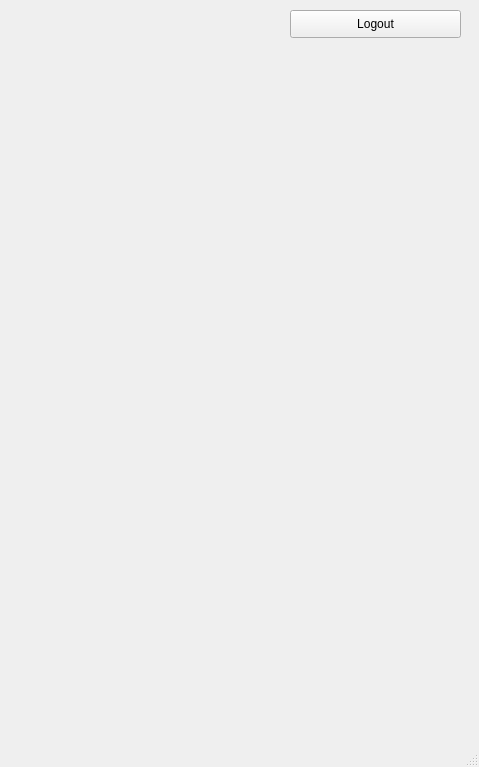
This is SemesterProject/homepage.ui in yuropetuy/Web-Programming-COMPE361 as Qt 5 draws it before an edit. The edited form follows.
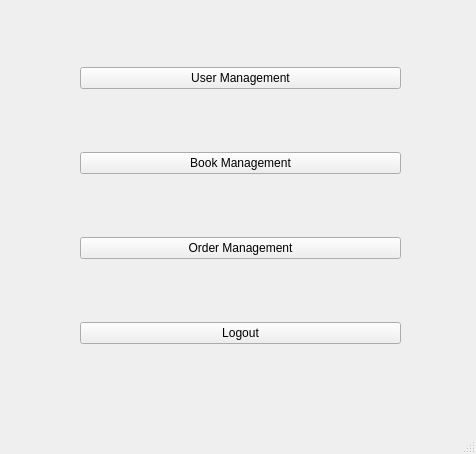
This is the edited form.

Commit message: finished user manager

Patch:
```diff
--- a/SemesterProject/homepage.ui
+++ b/SemesterProject/homepage.ui
@@ -6,26 +6,53 @@
    <rect>
     <x>0</x>
     <y>0</y>
-    <width>479</width>
-    <height>767</height>
+    <width>476</width>
+    <height>454</height>
    </rect>
   </property>
   <property name="windowTitle">
    <string>Homepage</string>
   </property>
   <widget class="QWidget" name="centralwidget">
-   <widget class="QPushButton" name="logout_btn">
+   <widget class="QWidget" name="verticalLayoutWidget">
     <property name="geometry">
      <rect>
-      <x>290</x>
+      <x>80</x>
       <y>10</y>
-      <width>171</width>
-      <height>28</height>
+      <width>321</width>
+      <height>391</height>
      </rect>
     </property>
-    <property name="text">
-     <string>Logout</string>
-    </property>
+    <layout class="QVBoxLayout" name="verticalLayout">
+     <item>
+      <widget class="QPushButton" name="user_btn">
+       <property name="text">
+        <string>User Management</string>
+       </property>
+      </widget>
+     </item>
+     <item>
+      <widget class="QPushButton" name="book_btn">
+       <property name="text">
+        <string>Book Management</string>
+       </property>
+      </widget>
+     </item>
+     <item>
+      <widget class="QPushButton" name="order_btn">
+       <property name="text">
+        <string>Order Management</string>
+       </property>
+      </widget>
+     </item>
+     <item>
+      <widget class="QPushButton" name="logout_btn">
+       <property name="text">
+        <string>Logout</string>
+       </property>
+      </widget>
+     </item>
+    </layout>
    </widget>
   </widget>
   <widget class="QMenuBar" name="menubar">
```
Left out of the diff: 2 changed lines with no effect on the pictures. The commit also changes 5 other files.
